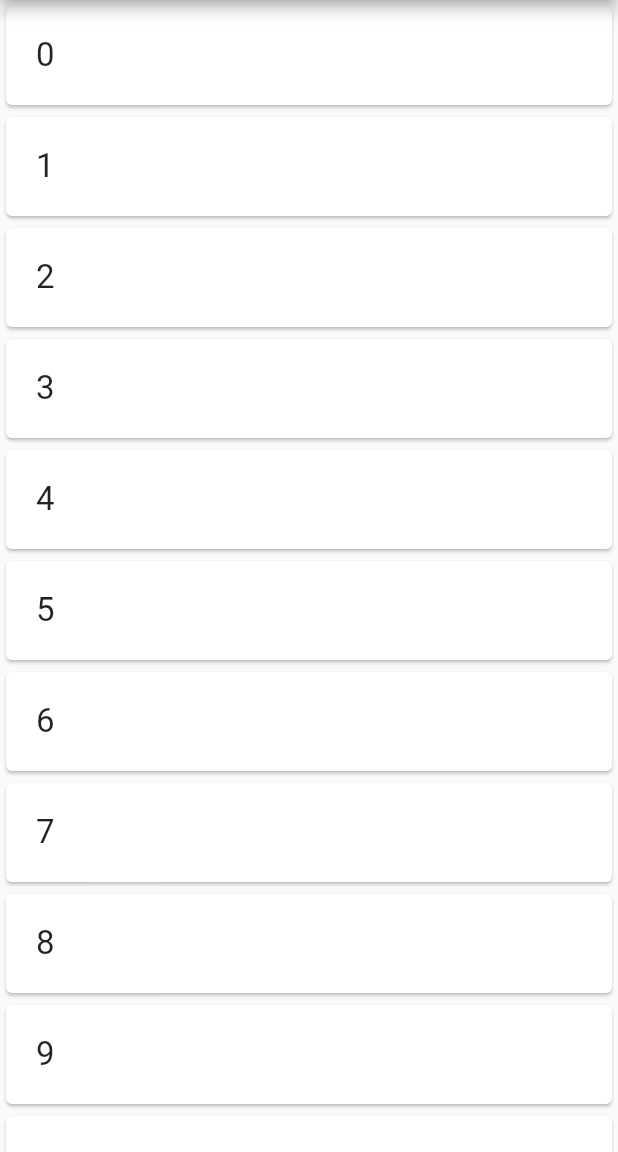
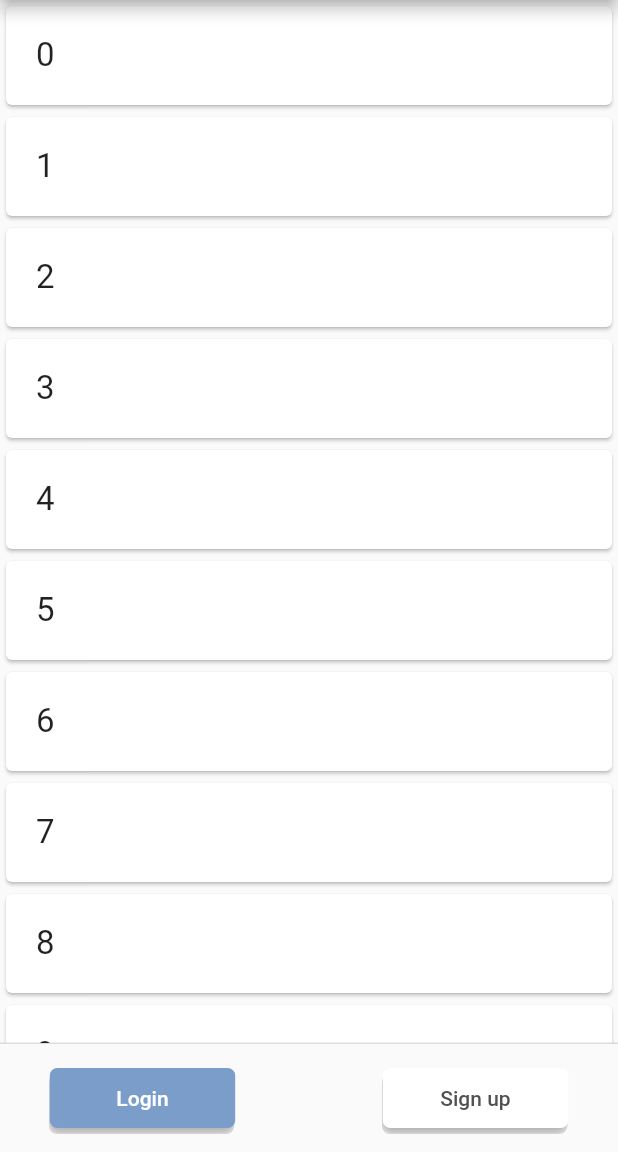
Before and after one commit to Mustafa-alsoffi/Notaat, a Flutter app: the InitResutlPage screen opened directly, on a phone screen of 412 x 824 dp, the part 84-1236 px from its top. Run offline on Flutter 3.47's test engine with Material 2 defaults, Android fonts, the phone set to English and light mode, and no system bars; our stand-ins replace bloc, cloud_firestore, dio, firebase_auth, firebase_core, flutter_bloc and 3 more; accounts and stored records are empty; network calls fail.

Commit message:
Added sign buttons to initial result page

```diff
--- a/lib/search/screens/initial_result_page.dart
+++ b/lib/search/screens/initial_result_page.dart
@@ -1,11 +1,14 @@
 import 'package:flutter/material.dart';
 import 'package:flutter_svg/flutter_svg.dart';
+import '../shared/components/sign_bar_buttons.dart';
+import 'package:notaat/authentication/authentication.dart' as auth;
 
 class InitResutlPage extends StatelessWidget {
   const InitResutlPage({Key? key}) : super(key: key);
 
   @override
   Widget build(BuildContext context) {
+    final screenWidth = MediaQuery.of(context).size.width;
     return Scaffold(
       appBar: AppBar(
         iconTheme: IconThemeData(color: Colors.black),
@@ -33,6 +36,16 @@ class InitResutlPage extends StatelessWidget {
           },
         ),
       ),
+      persistentFooterButtons: [
+        SignBottomBarButtons(
+            screenWidth: screenWidth,
+            onPressed: () {
+              Navigator.push(
+                context,
+                MaterialPageRoute(builder: (context) => auth.Login_Users()),
+              );
+            })
+      ],
     );
   }
 }
```
